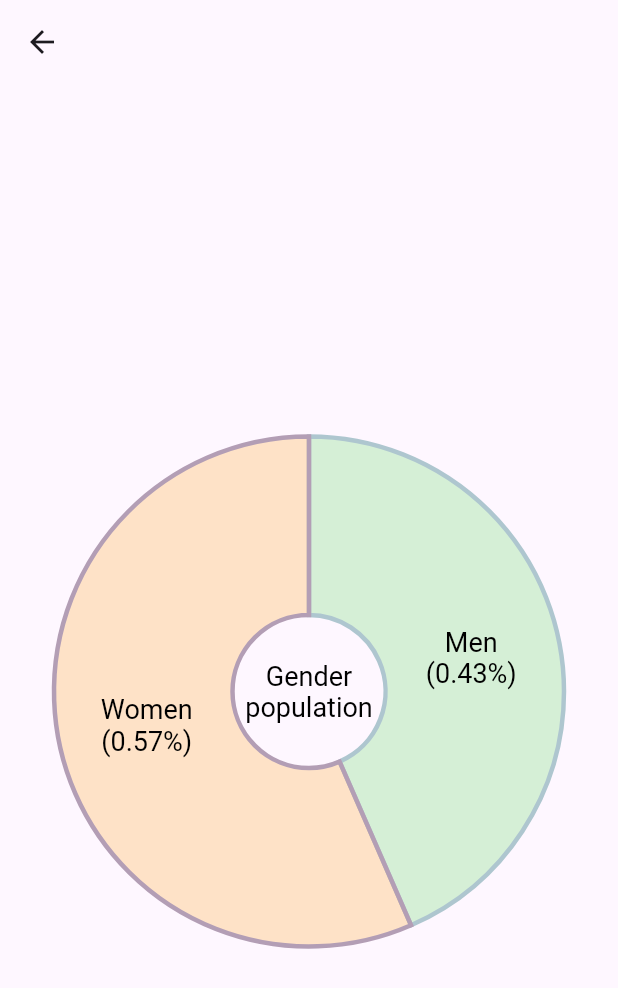
After one commit to ClementBeal/pretty_charts, a Flutter app: the PiePlotScreen screen opened directly, after a tap on "Simple Bar Plot", on a phone screen of 412 x 824 dp. The commit adds this screen. Shown: the top 988 px of the screen. Run offline on Flutter 3.47's test engine with Material 3 defaults, Android fonts, the phone set to English and light mode, and no system bars.

Commit message:
add pie plot

```diff
--- /dev/null
+++ b/example/lib/features/pie_plot/pie_plot_screen.dart
@@ -0,0 +1,42 @@
+import 'package:example/features/pie_plot/screens/basic_pie_plot_screen.dart';
+import 'package:example/features/pie_plot/screens/country_population_pie_plot_screen.dart';
+import 'package:flutter/material.dart';
+
+class PiePlotScreen extends StatelessWidget {
+  const PiePlotScreen({super.key});
+
+  @override
+  Widget build(BuildContext context) {
+    return Scaffold(
+      appBar: AppBar(),
+      body: ListView(
+        children: [
+          ListTile(
+            title: const Text("Simple Bar Plot"),
+            subtitle: const Text("A simple bar chart"),
+            onTap: () {
+              Navigator.of(context).push(
+                MaterialPageRoute(
+                  builder: (context) => const BasicPiePlotScreen(),
+                ),
+              );
+            },
+          ),
+          const Divider(),
+          ListTile(
+            title: const Text("Country population"),
+            subtitle: const Text("Countries with the biggest population"),
+            onTap: () {
+              Navigator.of(context).push(
+                MaterialPageRoute(
+                  builder: (context) => const CountryPopulationPiePlotScreen(),
+                ),
+              );
+            },
+          ),
+          const Divider(),
+        ],
+      ),
+    );
+  }
+}
--- /dev/null
+++ b/example/lib/features/pie_plot/screens/basic_pie_plot_screen.dart
@@ -0,0 +1,36 @@
+import 'package:flutter/material.dart';
+import 'package:pretty_charts/pretty_charts.dart';
+
+class BasicPiePlotScreen extends StatelessWidget {
+  const BasicPiePlotScreen({super.key});
+
+  @override
+  Widget build(BuildContext context) {
+    return Scaffold(
+      appBar: AppBar(),
+      body: Center(
+        child: SizedBox(
+          width: 400,
+          height: 400,
+          child: PiePlot(
+            colorMap: pastel1,
+            config: PiePlotConfig(
+              title: "Gender population",
+              centeredTitle: true,
+              holeRadiusRatio: 0.3,
+              showLabels: true,
+              drawBorders: true,
+              onGenerateLabels: (value, valuePercentage, name) {
+                return "$name\n(${valuePercentage.toStringAsFixed(2)}%)";
+              },
+            ),
+            data: [
+              PiePlotData(name: "Men", value: 43.45),
+              PiePlotData(name: "Women", value: 56.55),
+            ],
+          ),
+        ),
+      ),
+    );
+  }
+}
--- /dev/null
+++ b/example/lib/features/pie_plot/screens/country_population_pie_plot_screen.dart
@@ -0,0 +1,43 @@
+import 'package:flutter/material.dart';
+import 'package:pretty_charts/pretty_charts.dart';
+
+class CountryPopulationPiePlotScreen extends StatelessWidget {
+  const CountryPopulationPiePlotScreen({super.key});
+
+  @override
+  Widget build(BuildContext context) {
+    return Scaffold(
+      appBar: AppBar(),
+      body: SizedBox.expand(
+        child: PiePlot(
+          colorMap: pastel17,
+          config: PiePlotConfig(
+            title: "Population of the world",
+            totalValue: 8107497555,
+            showLabels: true,
+            drawBorders: false,
+            labelStyle: const TextStyle(
+              fontSize: 12,
+              color: Colors.black,
+            ),
+            onGenerateLabels: (value, valuePercentage, name) {
+              return "$name\n${(valuePercentage * 100).toStringAsFixed(2)}%";
+            },
+          ),
+          data: [
+            PiePlotData(name: "China", value: 1397897720),
+            PiePlotData(name: "India", value: 1366417754),
+            PiePlotData(name: "United States", value: 330883982),
+            PiePlotData(name: "Indonesia", value: 273523615),
+            PiePlotData(name: "Pakistan", value: 220892331),
+            PiePlotData(name: "Brazil", value: 212559417),
+            PiePlotData(name: "Nigeria", value: 206139589),
+            PiePlotData(name: "Bangladesh", value: 164689383),
+            PiePlotData(name: "Russia", value: 145912025),
+            PiePlotData(name: "Mexico", value: 128932753)
+          ],
+        ),
+      ),
+    );
+  }
+}
--- a/example/lib/main.dart
+++ b/example/lib/main.dart
@@ -1,6 +1,7 @@
 import 'package:example/features/bar_plot/bar_plot.dart';
 import 'package:example/features/contour_plot/contour_plot_screen.dart';
 import 'package:example/features/line_plot/line_plot_screen.dart';
+import 'package:example/features/pie_plot/pie_plot_screen.dart';
 import 'package:example/features/ternary_plot/ternary_plot.dart';
 import 'package:flutter/material.dart';
 
@@ -78,6 +79,17 @@ class HomeScreen extends StatelessWidget {
               );
             },
           ),
+          ListTile(
+            title: const Text("Pie Plot"),
+            subtitle: const Text(""),
+            onTap: () {
+              Navigator.of(context).push(
+                MaterialPageRoute(
+                  builder: (context) => const PiePlotScreen(),
+                ),
+              );
+            },
+          ),
         ],
       ),
     );
--- a/lib/pretty_charts.dart
+++ b/lib/pretty_charts.dart
@@ -19,3 +19,7 @@ export 'src/shared/color_maps/qualitative_color_map.dart'
 export 'src/plots/ternary_plot/ternary_plot.dart' show TernaryPlot;
 export 'src/plots/ternary_plot/ternary_plot_data.dart'
     show TernaryPlotData, TernaryPlotAxes, TernaryPosition;
+
+export 'src/plots/pie_plot/pie_plot.dart' show PiePlot;
+export 'src/plots/pie_plot/pie_plot_data.dart' show PiePlotData;
+export 'src/plots/pie_plot//pie_plot_config.dart' show PiePlotConfig;
--- a/lib/src/plots/bar_plot/bar_plot.dart
+++ b/lib/src/plots/bar_plot/bar_plot.dart
@@ -116,6 +116,7 @@ class BarPlotPainter extends CustomPainter {
 
   @override
   void paint(Canvas canvas, Size size) {
+    colorMap.reset();
     const double internalPadding = 50.0;
     const double axesPadding = 20.0;
 
--- /dev/null
+++ b/lib/src/plots/pie_plot/pie_plot.dart
@@ -0,0 +1,286 @@
+import 'package:flutter/material.dart';
+import 'package:pretty_charts/pretty_charts.dart';
+import 'package:pretty_charts/src/plots/line_plot/line_plot.dart';
+import 'package:pretty_charts/src/shared/chart_viewer.dart';
+import 'package:pretty_charts/src/shared/color_maps/color_map.dart';
+
+import 'dart:math' as math;
+
+class PiePlot extends StatefulWidget {
+  const PiePlot({
+    super.key,
+    required this.data,
+    this.colorMap,
+    this.animationDuration = Durations.extralong1,
+    this.animationCurve = Curves.easeInOut,
+    this.config = const PiePlotConfig(),
+  });
+
+  final List<PiePlotData> data;
+  final Duration animationDuration;
+  final Curve animationCurve;
+  final ColorMap? colorMap;
+  final PiePlotConfig config;
+
+  @override
+  State<PiePlot> createState() => _PiePlotState();
+}
+
+class _PiePlotState extends State<PiePlot> with SingleTickerProviderStateMixin {
+  late AnimationController _controller;
+  late Animation<double> _progressAnimation;
+
+  double _scaleFactor = 1.0;
+  Offset _offset = Offset.zero;
+
+  @override
+  void initState() {
+    super.initState();
+
+    _controller = AnimationController(
+      vsync: this,
+      duration: widget.animationDuration,
+    )..addListener(() {
+        setState(() {});
+      });
+
+    _progressAnimation = Tween<double>(begin: 0, end: 1).animate(
+      CurvedAnimation(
+        parent: _controller,
+        curve: widget.animationCurve,
+      ),
+    );
+
+    _controller.forward();
+  }
+
+  @override
+  void dispose() {
+    _controller.dispose();
+    super.dispose();
+  }
+
+  @override
+  Widget build(BuildContext context) {
+    return ChartViewer(
+      initialScale: 1.0,
+      onScale: (double scaleFactor, Offset offset) {
+        setState(() {
+          _scaleFactor = scaleFactor;
+          _offset = offset;
+        });
+      },
+      child: ClipRect(
+        child: CustomPaint(
+          painter: PiePlotPainter(
+            config: widget.config,
+            scaleFactor: _scaleFactor,
+            animationProgress: _progressAnimation.value,
+            offset: _offset,
+            data: widget.data,
+            colorMap: widget.colorMap ?? pastel1,
+          ),
+        ),
+      ),
+    );
+  }
+}
+
+class PiePlotPainter extends CustomPainter {
+  PiePlotPainter({
+    super.repaint,
+    required this.animationProgress,
+    required this.scaleFactor,
+    required this.offset,
+    required this.data,
+    required this.colorMap,
+    required this.config,
+  });
+
+  final double scaleFactor;
+  final Offset offset;
+  final List<PiePlotData> data;
+  final ColorMap colorMap;
+  final PiePlotConfig config;
+
+  /// progress value of the animation
+  /// 0 is the start || 1 is the end
+  /// interval of value : [0, 1]
+  final double animationProgress;
+
+  @override
+  void paint(Canvas canvas, Size size) {
+    colorMap.reset();
+    const internalPadding = 30.0;
+    final Offset canvasCenter;
+
+    final dimension = math.min(size.width, size.height);
+
+    if (config.title != null) {
+      final a = TextPainter(
+        textDirection: TextDirection.ltr,
+        text: TextSpan(text: config.title!, style: config.titleStyle),
+      )..layout(maxWidth: dimension);
+
+      canvasCenter = Offset(size.width / 2, a.height + dimension / 2);
+    } else {
+      canvasCenter = Offset(size.width / 2, dimension / 2);
+    }
+
+    final pieWidth = dimension - 2 * internalPadding;
+    final pieHeight = dimension - 2 * internalPadding;
+
+    final curvePainterBackGround = Paint()..style = PaintingStyle.fill;
+    final curvePainterBorder = Paint()
+      ..strokeWidth = 3
+      ..style = PaintingStyle.stroke;
+
+    final labelPainter = TextPainter(
+      textDirection: TextDirection.ltr,
+      textAlign: TextAlign.center,
+    );
+
+    final double valueSum = data.fold(
+        0.0, (previousValue, element) => previousValue + element.value);
+
+    var currentAngle = config.startAngle;
+
+    for (var (i, e) in data.indexed) {
+      final path = Path();
+      final normalizedValue = e.value / valueSum;
+      final angle = 2 * math.pi * normalizedValue * animationProgress;
+
+      curvePainterBackGround.color =
+          colorMap.getColor(i / data.length).withOpacity(0.3);
+      curvePainterBorder.color = colorMap.getColor(i / data.length);
+
+      // move to the farthest point
+      path.moveTo(
+        canvasCenter.dx +
+            math.cos(currentAngle) * pieWidth * config.holeRadiusRatio,
+        canvasCenter.dy +
+            math.sin(currentAngle) * pieHeight * config.holeRadiusRatio,
+      );
+
+      // // draw an arc
+      path.arcTo(
+        Rect.fromCenter(
+          center: canvasCenter,
+          width: pieWidth,
+          height: pieHeight,
+        ),
+        currentAngle,
+        angle,
+        false,
+      );
+
+      // // move to the the smaller arc extremity
+      path.lineTo(
+        canvasCenter.dx +
+            math.cos(currentAngle + angle) * pieWidth * config.holeRadiusRatio,
+        canvasCenter.dy +
+            math.sin(currentAngle + angle) * pieHeight * config.holeRadiusRatio,
+      );
+
+      // // close the path with an arc
+      path.arcTo(
+        Rect.fromCenter(
+          center: canvasCenter,
+          width: pieWidth * config.holeRadiusRatio,
+          height: pieHeight * config.holeRadiusRatio,
+        ),
+        currentAngle + angle,
+        -angle,
+        false,
+      );
+      path.close();
+
+      canvas.drawPath(path, curvePainterBackGround);
+
+      if (config.drawBorders) {
+        canvas.drawPath(path, curvePainterBorder);
+      }
+
+      // how to find the arc center
+      // we get the X and Y of the line at the half angle -> currentAngle + angle / 2
+      // multiply by the pie width
+      // we have to add an offset if the hole radius is bigger than 0
+      // that's why we have (1 + config.holeRadiusRatio)
+      // we have the position of the middle point of the arc
+      // we divide by 2 to get the center of the arc area
+      final arcCenter = (Offset(
+                canvasCenter.dx +
+                    math.cos(currentAngle + angle / 2) *
+                        pieWidth *
+                        (1 + config.holeRadiusRatio) /
+                        2,
+                canvasCenter.dy +
+                    math.sin(currentAngle + angle / 2) *
+                        pieHeight *
+                        (1 + config.holeRadiusRatio) /
+                        2,
+              ) +
+              canvasCenter) /
+          2;
+
+      if (config.showLabels) {
+        final String text;
+
+        if (config.onGenerateLabels != null) {
+          final percentage = (config.totalValue != null)
+              ? e.value / config.totalValue!
+              : normalizedValue;
+          text = config.onGenerateLabels!(e.value, percentage, e.name);
+        } else {
+          text = e.name;
+        }
+
+        labelPainter.text = TextSpan(
+          text: text,
+          style: config.labelStyle.copyWith(
+              fontSize: config.labelStyle.fontSize! * animationProgress),
+        );
+        labelPainter.layout();
+
+        labelPainter.paint(
+          canvas,
+          arcCenter - Offset(labelPainter.width / 2, labelPainter.height / 2),
+        );
+      }
+
+      currentAngle += angle;
+    }
+
+    if (config.title != null) {
+      final titlePainter = TextPainter(
+        text: TextSpan(
+          text: config.title,
+          style: config.titleStyle,
+        ),
+        textDirection: TextDirection.ltr,
+        textAlign: TextAlign.center,
+      );
+
+      if (config.centeredTitle) {
+        titlePainter.layout(maxWidth: pieWidth * config.holeRadiusRatio);
+        titlePainter.paint(
+          canvas,
+          canvasCenter -
+              Offset(titlePainter.width / 2, titlePainter.height / 2),
+        );
+      } else {
+        titlePainter.layout(maxWidth: pieWidth);
+        titlePainter.paint(
+          canvas,
+          Offset(
+              size.width / 2 - titlePainter.width / 2, titlePainter.height / 2),
+        );
+      }
+    }
+  }
+
+  @override
+  bool shouldRepaint(covariant CustomPainter oldDelegate) {
+    return true;
+  }
+}
--- /dev/null
+++ b/lib/src/plots/pie_plot/pie_plot_config.dart
@@ -0,0 +1,62 @@
+import 'package:flutter/material.dart';
+import 'dart:math' as math;
+
+class PiePlotConfig {
+  /// a % saying that the middle hole will take X% of the width/height
+  final double holeRadiusRatio;
+
+  /// show labels in the middle of the arcs
+  final bool showLabels;
+
+  /// draw borders of the arcs
+  final bool drawBorders;
+
+  /// generate the labels
+  /// value is the current value of the pie section
+  /// valuePercentage is the normalized value -> [0,1]
+  /// name is the section's name
+  final String Function(double value, double valuePercentage, String name)?
+      onGenerateLabels;
+
+  /// style of the labels
+  final TextStyle labelStyle;
+
+  /// title of the chart
+  final String? title;
+
+  /// center the title (in the hole)
+  final bool centeredTitle;
+
+  // style for the title
+  final TextStyle titleStyle;
+
+  /// All the sections are computed like this : value / (sum of all the values)
+  ///
+  /// In some cases, you want to pass a sum of values that is different. It will be use to compute a
+  /// different percentage value for the labels.
+  final double? totalValue;
+
+  /// initial start angle
+  ///
+  /// default to -pi/2
+  final double startAngle;
+
+  const PiePlotConfig({
+    this.holeRadiusRatio = 0.0,
+    this.showLabels = false,
+    this.drawBorders = false,
+    this.onGenerateLabels,
+    this.labelStyle = const TextStyle(
+      color: Colors.black,
+      fontSize: 18,
+    ),
+    this.titleStyle = const TextStyle(
+      color: Colors.black,
+      fontSize: 18,
+    ),
+    this.title,
+    this.centeredTitle = false,
+    this.totalValue,
+    this.startAngle = -math.pi / 2,
+  });
+}
--- /dev/null
+++ b/lib/src/plots/pie_plot/pie_plot_data.dart
@@ -0,0 +1,6 @@
+class PiePlotData {
+  final String name;
+  final double value;
+
+  PiePlotData({required this.name, required this.value});
+}
--- a/lib/src/plots/ternary_plot/ternary_plot.dart
+++ b/lib/src/plots/ternary_plot/ternary_plot.dart
@@ -8,6 +8,7 @@ import 'package:pretty_charts/src/plots/ternary_plot/ternary_plot_data.dart';
 import 'package:pretty_charts/src/shared/chart_viewer.dart';
 import 'package:pretty_charts/src/shared/color_maps/color_map.dart';
 import 'package:pretty_charts/src/shared/color_maps/qualitative_color_map.dart';
+import 'package:pretty_charts/src/shared/polygon_centroid.dart';
 
 class TernaryPlot extends StatefulWidget {
   const TernaryPlot({
@@ -85,6 +86,7 @@ class TernaryPlotPainter extends CustomPainter {
 
   @override
   void paint(Canvas canvas, Size size) {
+    colorMap.reset();
     const double internalPadding = 50.0;
 
     final height = size.height;
@@ -184,25 +186,16 @@ class TernaryPlotPainter extends CustomPainter {
         canvas.drawPath(blockPath, blockPainter);
         canvas.drawPath(blockPath, blockBorderPainter);
 
-        var xCentroid = 0.0;
-        var yCentroid = 0.0;
-
-        for (var e in cartesianPositions) {
-          xCentroid += e.dx;
-          yCentroid += e.dy;
-        }
-
-        print(xCentroid / cartesianPositions.length);
-
-        xCentroid /= cartesianPositions.length;
-        yCentroid /= cartesianPositions.length;
+        final centroid = getPolygonCentroid(cartesianPositions);
 
         blockTextPainter.paint(
           canvas,
           Offset(
-            axesOrigin.dx + xCentroid * axesWidth - blockTextPainter.width / 2,
+            axesOrigin.dx +
+                centroid.dx * axesWidth -
+                blockTextPainter.width / 2,
             axesOrigin.dy -
-                yCentroid * axesHeight -
+                centroid.dy * axesHeight -
                 blockTextPainter.height / 2,
           ),
         );
--- a/lib/src/shared/color_maps/color_map.dart
+++ b/lib/src/shared/color_maps/color_map.dart
@@ -9,5 +9,7 @@ abstract class ColorMap {
     step = 1 / (colors.length - 1);
   }
 
+  void reset();
+
   Color getColor(double value);
 }
--- a/lib/src/shared/color_maps/continuous_color_map.dart
+++ b/lib/src/shared/color_maps/continuous_color_map.dart
@@ -24,6 +24,9 @@ class ContinuousColorMap extends ColorMap {
 
     return tween.lerp((value - step * id) * colors.length)!;
   }
+
+  @override
+  void reset() {}
 }
 
 final whiteBlueSquential =
--- a/lib/src/shared/color_maps/qualitative_color_map.dart
+++ b/lib/src/shared/color_maps/qualitative_color_map.dart
@@ -5,9 +5,17 @@ import 'package:pretty_charts/src/shared/color_maps/color_map.dart';
 class QualitativeColorMap extends ColorMap {
   QualitativeColorMap({required super.colors});
 
+  int i = -1;
+
   @override
   Color getColor(double value) {
-    return colors[value ~/ step];
+    i = (i + 1) % colors.length;
+    return colors[i];
+  }
+
+  @override
+  void reset() {
+    i = -1;
   }
 }
 
--- /dev/null
+++ b/lib/src/shared/polygon_centroid.dart
@@ -0,0 +1,16 @@
+import 'package:flutter/material.dart';
+
+Offset getPolygonCentroid(Iterable<Offset> cartesianPositions) {
+  var xCentroid = 0.0;
+  var yCentroid = 0.0;
+
+  for (var e in cartesianPositions) {
+    xCentroid += e.dx;
+    yCentroid += e.dy;
+  }
+
+  return Offset(
+    xCentroid / cartesianPositions.length,
+    yCentroid / cartesianPositions.length,
+  );
+}
```
